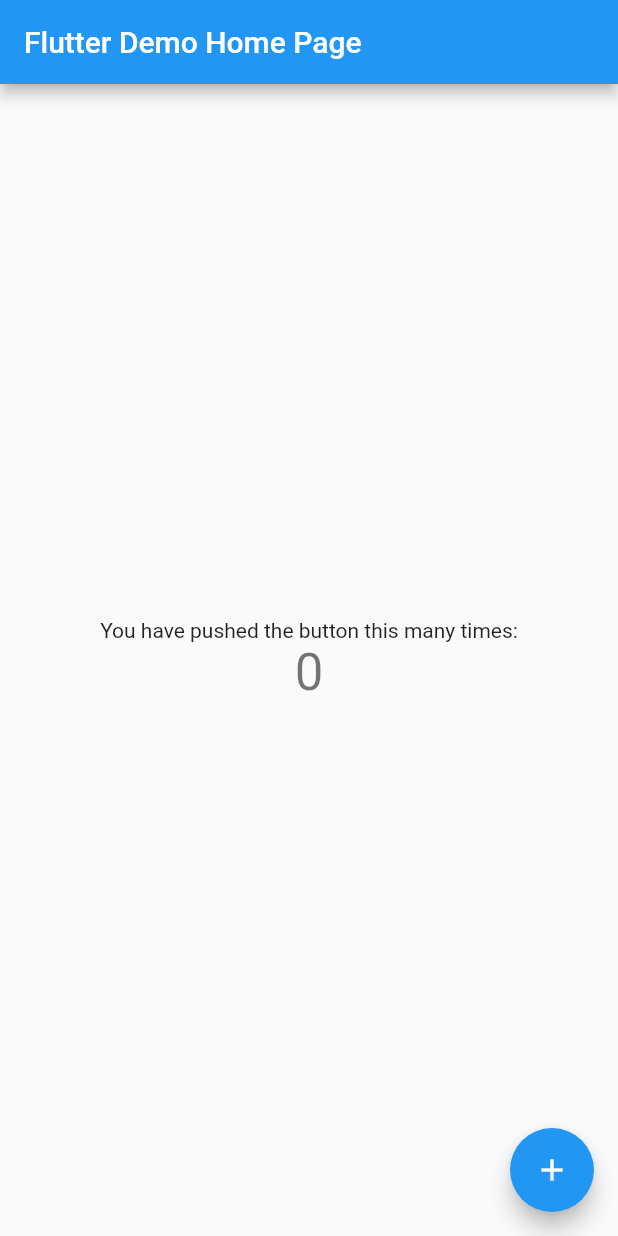
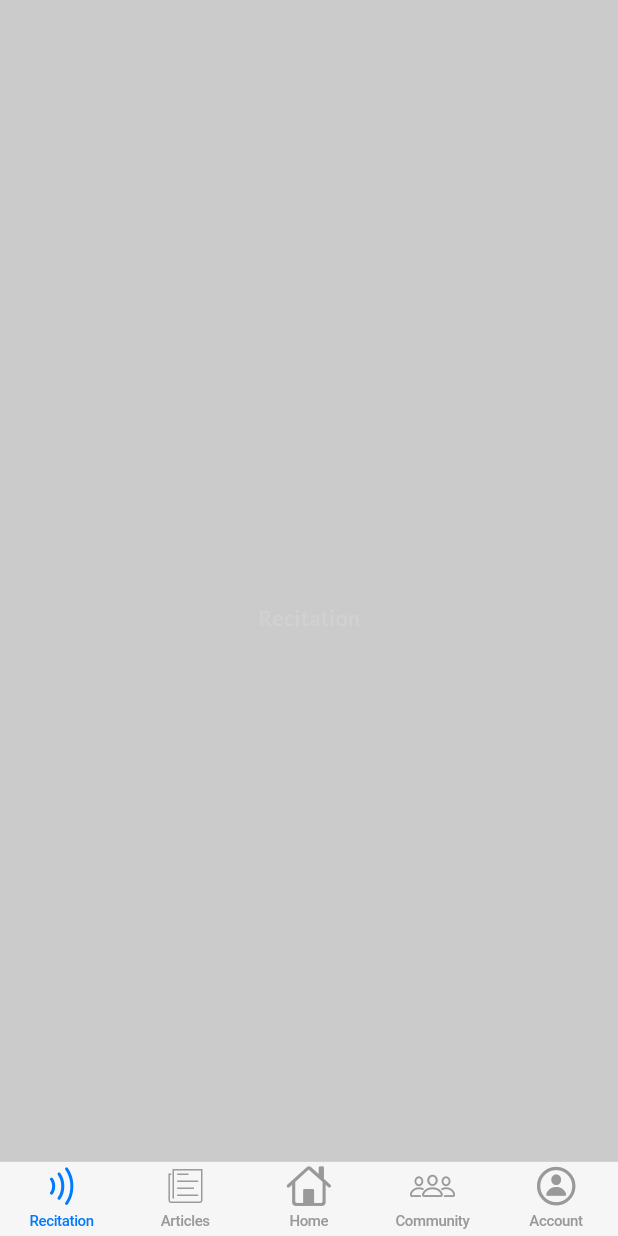
Before and after one commit to ahmedsaheed/Quran, a Flutter app: the screen it shows after launch, on a phone screen of 412 x 824 dp. Run offline on Flutter 3.47's test engine with Material 2 defaults, Android fonts, the phone set to English and light mode, and no system bars; our stand-ins replace google_fonts.

Commit message:
added appropriate route and built inital pages

```diff
--- /dev/null
+++ b/lib/buttomNav.dart
@@ -0,0 +1,72 @@
+import 'package:flutter/cupertino.dart';
+import 'package:quran/screens/community/community.dart';
+import 'package:quran/screens/home/homeScreen.dart';
+import 'package:quran/screens/profile/profile.dart';
+import 'package:quran/screens/stories/articles.dart';
+import 'package:quran/screens/unknown/recitation.dart';
+
+class ButtomNav extends StatelessWidget {
+  const ButtomNav();
+  @override
+  Widget build(BuildContext context) {
+    return CupertinoTabScaffold(
+      tabBar: CupertinoTabBar(
+        items: const <BottomNavigationBarItem>[
+          BottomNavigationBarItem(
+            icon: Icon(CupertinoIcons.radiowaves_right),
+            label: 'Recitation',
+          ),
+          BottomNavigationBarItem(
+            icon: Icon(CupertinoIcons.news),
+            label: 'Articles',
+          ),
+          BottomNavigationBarItem(
+            icon: Icon(CupertinoIcons.home),
+            label: 'Home',
+          ),
+          BottomNavigationBarItem(
+            icon: Icon(CupertinoIcons.person_3),
+            label: 'Community',
+          ),
+          BottomNavigationBarItem(
+            icon: Icon(CupertinoIcons.person_circle),
+            label: 'Account',
+          ),
+        ],
+      ),
+      tabBuilder: (BuildContext context, int index) {
+        assert(index >= 0 && index <= 5);
+        switch (index) {
+          case 0:
+            return CupertinoTabView(
+              builder: (BuildContext context) => Recitation(),
+            );
+            break;
+          case 1:
+            return CupertinoTabView(
+              builder: (BuildContext context) => Articles(),
+            );
+            break;
+          case 2:
+            return CupertinoTabView(
+              builder: (BuildContext context) => HomeScreen(),
+            );
+            break;
+          case 3:
+            return CupertinoTabView(
+              builder: (BuildContext context) => community(),
+            );
+            break;
+          case 4:
+            return CupertinoTabView(
+              builder: (BuildContext context) => Profile(),
+            );
+            break;
+        }
+        return CupertinoTabView(
+          builder: (BuildContext context) => HomeScreen(),
+        );
+      },
+    );
+  }
+}
--- a/lib/main.dart
+++ b/lib/main.dart
@@ -1,115 +1,15 @@
-import 'package:flutter/material.dart';
+import 'package:flutter/cupertino.dart';
+import 'buttomNav.dart';
 
-void main() {
-  runApp(const MyApp());
-}
+void main() => runApp(const MyApp());
 
 class MyApp extends StatelessWidget {
   const MyApp({Key? key}) : super(key: key);
-
-  // This widget is the root of your application.
   @override
   Widget build(BuildContext context) {
-    return MaterialApp(
-      title: 'Flutter Demo',
-      theme: ThemeData(
-        // This is the theme of your application.
-        //
-        // Try running your application with "flutter run". You'll see the
-        // application has a blue toolbar. Then, without quitting the app, try
-        // changing the primarySwatch below to Colors.green and then invoke
-        // "hot reload" (press "r" in the console where you ran "flutter run",
-        // or simply save your changes to "hot reload" in a Flutter IDE).
-        // Notice that the counter didn't reset back to zero; the application
-        // is not restarted.
-        primarySwatch: Colors.blue,
-      ),
-      home: const MyHomePage(title: 'Flutter Demo Home Page'),
+    return const CupertinoApp(
+      debugShowCheckedModeBanner: false,
+      home: ButtomNav(),
     );
   }
 }
-
-class MyHomePage extends StatefulWidget {
-  const MyHomePage({Key? key, required this.title}) : super(key: key);
-
-  // This widget is the home page of your application. It is stateful, meaning
-  // that it has a State object (defined below) that contains fields that affect
-  // how it looks.
-
-  // This class is the configuration for the state. It holds the values (in this
-  // case the title) provided by the parent (in this case the App widget) and
-  // used by the build method of the State. Fields in a Widget subclass are
-  // always marked "final".
-
-  final String title;
-
-  @override
-  State<MyHomePage> createState() => _MyHomePageState();
-}
-
-class _MyHomePageState extends State<MyHomePage> {
-  int _counter = 0;
-
-  void _incrementCounter() {
-    setState(() {
-      // This call to setState tells the Flutter framework that something has
-      // changed in this State, which causes it to rerun the build method below
-      // so that the display can reflect the updated values. If we changed
-      // _counter without calling setState(), then the build method would not be
-      // called again, and so nothing would appear to happen.
-      _counter++;
-    });
-  }
-
-  @override
-  Widget build(BuildContext context) {
-    // This method is rerun every time setState is called, for instance as done
-    // by the _incrementCounter method above.
-    //
-    // The Flutter framework has been optimized to make rerunning build methods
-    // fast, so that you can just rebuild anything that needs updating rather
-    // than having to individually change instances of widgets.
-    return Scaffold(
-      appBar: AppBar(
-        // Here we take the value from the MyHomePage object that was created by
-        // the App.build method, and use it to set our appbar title.
-        title: Text(widget.title),
-      ),
-      body: Center(
-        // Center is a layout widget. It takes a single child and positions it
-        // in the middle of the parent.
-        child: Column(
-          // Column is also a layout widget. It takes a list of children and
-          // arranges them vertically. By default, it sizes itself to fit its
-          // children horizontally, and tries to be as tall as its parent.
-          //
-          // Invoke "debug painting" (press "p" in the console, choose the
-          // "Toggle Debug Paint" action from the Flutter Inspector in Android
-          // Studio, or the "Toggle Debug Paint" command in Visual Studio Code)
-          // to see the wireframe for each widget.
-          //
-          // Column has various properties to control how it sizes itself and
-          // how it positions its children. Here we use mainAxisAlignment to
-          // center the children vertically; the main axis here is the vertical
-          // axis because Columns are vertical (the cross axis would be
-          // horizontal).
-          mainAxisAlignment: MainAxisAlignment.center,
-          children: <Widget>[
-            const Text(
-              'You have pushed the button this many times:',
-            ),
-            Text(
-              '$_counter',
-              style: Theme.of(context).textTheme.headline4,
-            ),
-          ],
-        ),
-      ),
-      floatingActionButton: FloatingActionButton(
-        onPressed: _incrementCounter,
-        tooltip: 'Increment',
-        child: const Icon(Icons.add),
-      ), // This trailing comma makes auto-formatting nicer for build methods.
-    );
-  }
-}
--- /dev/null
+++ b/lib/screens/community/community.dart
@@ -0,0 +1,26 @@
+import 'package:flutter/cupertino.dart';
+import 'package:flutter/material.dart';
+import 'package:google_fonts/google_fonts.dart';
+
+class community extends StatefulWidget {
+  const community({Key? key}) : super(key: key);
+  @override
+  State<community> createState() => _communityState();
+}
+
+class _communityState extends State<community> {
+  @override
+  Widget build(BuildContext context) {
+    return Scaffold(
+      backgroundColor: Colors.black12,
+      body: Center(
+        child: Text(
+          'Community',
+          style: GoogleFonts.lato(
+            textStyle: TextStyle(color: Colors.white12, letterSpacing: .5),
+          ),
+        ),
+      ),
+    );
+  }
+}
--- /dev/null
+++ b/lib/screens/stories/articles.dart
@@ -0,0 +1,26 @@
+import 'package:flutter/cupertino.dart';
+import 'package:flutter/material.dart';
+import 'package:google_fonts/google_fonts.dart';
+
+class Articles extends StatefulWidget {
+  const Articles({Key? key}) : super(key: key);
+  @override
+  State<Articles> createState() => _ArticlesState();
+}
+
+class _ArticlesState extends State<Articles> {
+  @override
+  Widget build(BuildContext context) {
+    return Scaffold(
+      backgroundColor: Colors.black12,
+      body: Center(
+        child: Text(
+          'Articles',
+          style: GoogleFonts.lato(
+            textStyle: TextStyle(color: Colors.white12, letterSpacing: .5),
+          ),
+        ),
+      ),
+    );
+  }
+}
--- /dev/null
+++ b/lib/screens/unknown/recitation.dart
@@ -0,0 +1,26 @@
+import 'package:flutter/cupertino.dart';
+import 'package:flutter/material.dart';
+import 'package:google_fonts/google_fonts.dart';
+
+class Recitation extends StatefulWidget {
+  const Recitation({Key? key}) : super(key: key);
+  @override
+  State<Recitation> createState() => _RecitationState();
+}
+
+class _RecitationState extends State<Recitation> {
+  @override
+  Widget build(BuildContext context) {
+    return Scaffold(
+      backgroundColor: Colors.black12,
+      body: Center(
+        child: Text(
+          'Recitation',
+          style: GoogleFonts.lato(
+            textStyle: TextStyle(color: Colors.white12, letterSpacing: .5),
+          ),
+        ),
+      ),
+    );
+  }
+}
--- a/pubspec.yaml
+++ b/pubspec.yaml
@@ -34,6 +34,7 @@ dependencies:
   # The following adds the Cupertino Icons font to your application.
   # Use with the CupertinoIcons class for iOS style icons.
   cupertino_icons: ^1.0.2
+  google_fonts: ^3.0.1
 
 dev_dependencies:
   flutter_test:
```
Also changed, not shown: lib/screens/home/homeScreen.dart (added, +27 -0 lines), lib/screens/profile/profile.dart (added, +26 -0 lines), pubspec.lock, 4 other files.
